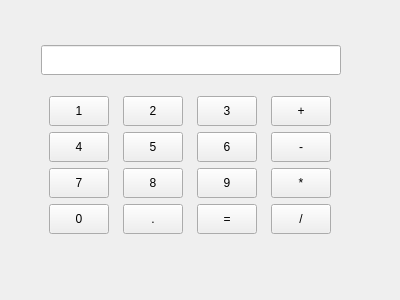
Old version of the form 2nd semester/hw04/03/uberCalculatorUI.ui in the repository Axroy/SPbSU_study.
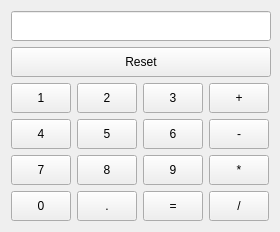
New version of the form.

Commit message: Seemingly finished calculator. Maybe there will be some improvements later.

```diff
--- a/2nd semester/hw04/03/uberCalculatorUI.ui
+++ b/2nd semester/hw04/03/uberCalculatorUI.ui
@@ -6,35 +6,56 @@
    <rect>
     <x>0</x>
     <y>0</y>
-    <width>400</width>
-    <height>300</height>
+    <width>280</width>
+    <height>232</height>
    </rect>
   </property>
+  <property name="minimumSize">
+   <size>
+    <width>280</width>
+    <height>232</height>
+   </size>
+  </property>
+  <property name="maximumSize">
+   <size>
+    <width>280</width>
+    <height>232</height>
+   </size>
+  </property>
   <property name="windowTitle">
-   <string>UberCalculatorUI</string>
+   <string>UberCalculator</string>
   </property>
-  <widget class="QWidget" name="verticalLayoutWidget">
-   <property name="geometry">
-    <rect>
-     <x>30</x>
-     <y>19</y>
-     <width>322</width>
-     <height>241</height>
-    </rect>
-   </property>
+  <layout class="QHBoxLayout" name="horizontalLayout">
+   <item>
    <layout class="QGridLayout" name="gridLayout_2">
     <item row="0" column="0">
      <widget class="QLineEdit" name="resultField">
       <property name="minimumSize">
        <size>
-        <width>0</width>
+         <width>260</width>
         <height>30</height>
        </size>
       </property>
-     </widget>
-    </item>
-    <item row="1" column="0">
+       <property name="readOnly">
+        <bool>true</bool>
+       </property>
+      </widget>
+     </item>
+     <item row="2" column="0">
      <layout class="QGridLayout" name="gridLayout">
+       <item row="1" column="1">
+        <widget class="QPushButton" name="number5">
+         <property name="minimumSize">
+          <size>
+           <width>60</width>
+           <height>30</height>
+          </size>
+         </property>
+         <property name="text">
+          <string>5</string>
+         </property>
+        </widget>
+       </item>
       <item row="2" column="2">
        <widget class="QPushButton" name="number9">
         <property name="minimumSize">
@@ -43,33 +64,21 @@
           <height>30</height>
          </size>
         </property>
-        <property name="maximumSize">
-         <size>
-          <width>60</width>
-          <height>30</height>
-         </size>
-        </property>
         <property name="text">
          <string>9</string>
         </property>
        </widget>
       </item>
-      <item row="2" column="3">
-       <widget class="QPushButton" name="multiply">
+       <item row="1" column="2">
+        <widget class="QPushButton" name="number6">
         <property name="minimumSize">
          <size>
           <width>60</width>
           <height>30</height>
          </size>
         </property>
-        <property name="maximumSize">
-         <size>
-          <width>60</width>
-          <height>30</height>
-         </size>
-        </property>
         <property name="text">
-         <string>*</string>
+          <string>6</string>
         </property>
        </widget>
       </item>
@@ -81,12 +90,6 @@
           <height>30</height>
          </size>
         </property>
-        <property name="maximumSize">
-         <size>
-          <width>60</width>
-          <height>30</height>
-         </size>
-        </property>
         <property name="text">
          <string>-</string>
         </property>
@@ -100,17 +103,24 @@
           <height>30</height>
          </size>
         </property>
-        <property name="maximumSize">
-         <size>
-          <width>60</width>
-          <height>30</height>
-         </size>
-        </property>
         <property name="text">
          <string>+</string>
         </property>
        </widget>
       </item>
+       <item row="2" column="3">
+        <widget class="QPushButton" name="multiply">
+         <property name="minimumSize">
+          <size>
+           <width>60</width>
+           <height>30</height>
+          </size>
+         </property>
+         <property name="text">
+          <string>*</string>
+         </property>
+        </widget>
+       </item>
       <item row="0" column="2" alignment="Qt::AlignHCenter">
        <widget class="QPushButton" name="number3">
         <property name="minimumSize">
@@ -119,33 +129,21 @@
           <height>30</height>
          </size>
         </property>
-        <property name="maximumSize">
-         <size>
-          <width>60</width>
-          <height>30</height>
-         </size>
-        </property>
         <property name="text">
          <string>3</string>
         </property>
        </widget>
       </item>
-      <item row="1" column="2">
-       <widget class="QPushButton" name="number6">
+       <item row="1" column="0">
+        <widget class="QPushButton" name="number4">
         <property name="minimumSize">
          <size>
           <width>60</width>
           <height>30</height>
          </size>
         </property>
-        <property name="maximumSize">
-         <size>
-          <width>60</width>
-          <height>30</height>
-         </size>
-        </property>
         <property name="text">
-         <string>6</string>
+          <string>4</string>
         </property>
        </widget>
       </item>
@@ -157,12 +155,6 @@
           <height>30</height>
          </size>
         </property>
-        <property name="maximumSize">
-         <size>
-          <width>60</width>
-          <height>30</height>
-         </size>
-        </property>
         <property name="text">
          <string>1</string>
         </property>
@@ -176,36 +168,11 @@
           <height>30</height>
          </size>
         </property>
-        <property name="maximumSize">
-         <size>
-          <width>60</width>
-          <height>30</height>
-         </size>
-        </property>
         <property name="text">
          <string>2</string>
         </property>
        </widget>
       </item>
-      <item row="1" column="0">
-       <widget class="QPushButton" name="number4">
-        <property name="minimumSize">
-         <size>
-          <width>60</width>
-          <height>30</height>
-         </size>
-        </property>
-        <property name="maximumSize">
-         <size>
-          <width>60</width>
-          <height>30</height>
-         </size>
-        </property>
-        <property name="text">
-         <string>4</string>
-        </property>
-       </widget>
-      </item>
       <item row="2" column="0">
        <widget class="QPushButton" name="number7">
         <property name="minimumSize">
@@ -214,36 +181,11 @@
           <height>30</height>
          </size>
         </property>
-        <property name="maximumSize">
-         <size>
-          <width>60</width>
-          <height>30</height>
-         </size>
-        </property>
         <property name="text">
          <string>7</string>
         </property>
        </widget>
       </item>
-      <item row="1" column="1">
-       <widget class="QPushButton" name="number5">
-        <property name="minimumSize">
-         <size>
-          <width>60</width>
-          <height>30</height>
-         </size>
-        </property>
-        <property name="maximumSize">
-         <size>
-          <width>60</width>
-          <height>30</height>
-         </size>
-        </property>
-        <property name="text">
-         <string>5</string>
-        </property>
-       </widget>
-      </item>
       <item row="2" column="1">
        <widget class="QPushButton" name="number8">
         <property name="minimumSize">
@@ -252,12 +194,6 @@
           <height>30</height>
          </size>
         </property>
-        <property name="maximumSize">
-         <size>
-          <width>60</width>
-          <height>30</height>
-         </size>
-        </property>
         <property name="text">
          <string>8</string>
         </property>
@@ -271,12 +207,6 @@
           <height>30</height>
          </size>
         </property>
-        <property name="maximumSize">
-         <size>
-          <width>60</width>
-          <height>30</height>
-         </size>
-        </property>
         <property name="text">
          <string>0</string>
         </property>
@@ -290,12 +220,6 @@
           <height>30</height>
          </size>
         </property>
-        <property name="maximumSize">
-         <size>
-          <width>60</width>
-          <height>30</height>
-         </size>
-        </property>
         <property name="text">
          <string>.</string>
         </property>
@@ -309,12 +233,6 @@
           <height>30</height>
          </size>
         </property>
-        <property name="maximumSize">
-         <size>
-          <width>60</width>
-          <height>30</height>
-         </size>
-        </property>
         <property name="text">
          <string>=</string>
         </property>
@@ -328,12 +246,6 @@
           <height>30</height>
          </size>
         </property>
-        <property name="maximumSize">
-         <size>
-          <width>60</width>
-          <height>30</height>
-         </size>
-        </property>
         <property name="text">
          <string>/</string>
         </property>
@@ -341,8 +253,22 @@
       </item>
      </layout>
     </item>
-   </layout>
-  </widget>
+     <item row="1" column="0">
+      <widget class="QPushButton" name="reset">
+       <property name="minimumSize">
+        <size>
+         <width>260</width>
+         <height>30</height>
+        </size>
+       </property>
+       <property name="text">
+        <string>Reset</string>
+       </property>
+      </widget>
+     </item>
+    </layout>
+   </item>
+  </layout>
  </widget>
  <layoutdefault spacing="6" margin="11"/>
  <resources/>
```
Lines whose indentation alone changed are shown as unchanged. The commit also changes 4 other files.
